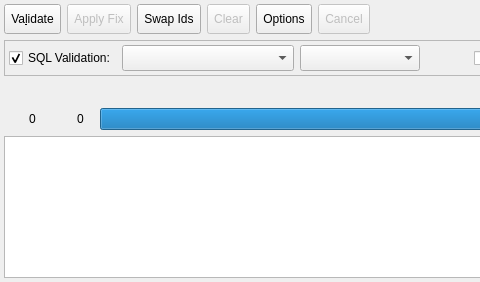
Before: the Qt Designer form libpgmodeler_ui/ui/modelvalidationwidget.ui in pgmodeler/pgmodeler, drawn with Qt 5; both pictures show x 0 to 480 and y 0 to 282 of the 990 by 282 pixel window.
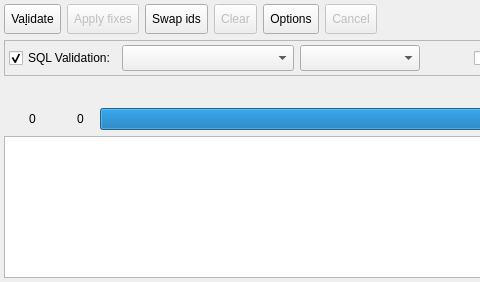
After: the same form once the commit is applied. Icons and pictures are not drawn.

Diff of the .ui file:
```diff
--- a/libpgmodeler_ui/ui/modelvalidationwidget.ui
+++ b/libpgmodeler_ui/ui/modelvalidationwidget.ui
@@ -718,7 +718,7 @@
       <string>Try to resolve the reported issues.</string>
      </property>
      <property name="text">
-      <string>Apply Fix</string>
+      <string>Apply fixes</string>
      </property>
      <property name="icon">
       <iconset resource="../res/resources.qrc">
@@ -753,7 +753,7 @@
       <string>Change the creation order for two objects by swapping their ids</string>
      </property>
      <property name="text">
-      <string>Swap Ids</string>
+      <string>Swap ids</string>
      </property>
      <property name="icon">
       <iconset resource="../res/resources.qrc">
```
